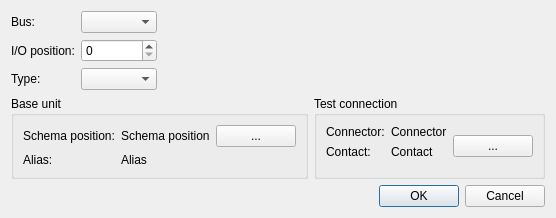
Qt form src/mdttools/mdttesttool/mdtTtTestNodeUnitDialog.ui (scandyna/multidiagtools) before a commit.
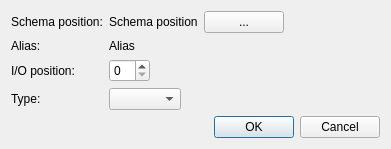
The same form after that commit.

Commit message: Working on test tool: changing DB schema for test part

Diff of the .ui file:
```diff
--- a/src/mdttools/mdttesttool/mdtTtTestNodeUnitDialog.ui
+++ b/src/mdttools/mdttesttool/mdtTtTestNodeUnitDialog.ui
@@ -6,60 +6,17 @@
    <rect>
     <x>0</x>
     <y>0</y>
-    <width>482</width>
-    <height>204</height>
+    <width>391</width>
+    <height>137</height>
    </rect>
   </property>
   <property name="windowTitle">
    <string>Test node unit edition</string>
   </property>
-  <layout class="QGridLayout" name="gridLayout">
-   <item row="0" column="0">
-    <layout class="QFormLayout" name="formLayout_3">
-     <item row="0" column="0">
-      <widget class="QLabel" name="lbBus">
-       <property name="text">
-        <string>Bus:</string>
-       </property>
-      </widget>
-     </item>
-     <item row="0" column="1">
-      <widget class="QComboBox" name="cbBus"/>
-     </item>
-     <item row="1" column="0">
-      <widget class="QLabel" name="lbIoPosition">
-       <property name="text">
-        <string>I/O position:</string>
-       </property>
-      </widget>
-     </item>
-     <item row="1" column="1">
-      <widget class="QSpinBox" name="sbIoPosition"/>
-     </item>
-     <item row="2" column="1">
-      <widget class="QComboBox" name="cbType"/>
-     </item>
-     <item row="2" column="0">
-      <widget class="QLabel" name="lbType">
-       <property name="text">
-        <string>Type:</string>
-       </property>
-      </widget>
-     </item>
-    </layout>
-   </item>
-   <item row="1" column="0" colspan="2">
-    <widget class="QGroupBox" name="gbUnitData">
-     <property name="font">
-      <font>
-       <weight>50</weight>
-       <bold>false</bold>
-      </font>
-     </property>
-     <property name="title">
-      <string>Base unit</string>
-     </property>
-     <layout class="QFormLayout" name="formLayout_2">
+  <layout class="QFormLayout" name="formLayout">
+   <property name="fieldGrowthPolicy">
+    <enum>QFormLayout::ExpandingFieldsGrow</enum>
+   </property>
       <item row="0" column="0">
        <widget class="QLabel" name="lbSchemaPositionLabel">
         <property name="text">
@@ -99,58 +56,27 @@
         </property>
        </widget>
       </item>
-     </layout>
-    </widget>
-   </item>
-   <item row="1" column="2">
-    <widget class="QGroupBox" name="gbTestConnection">
-     <property name="title">
-      <string>Test connection</string>
-     </property>
-     <layout class="QHBoxLayout" name="horizontalLayout_2">
-      <item>
-       <layout class="QFormLayout" name="formLayout">
-        <item row="0" column="0">
-         <widget class="QLabel" name="lbTestConnectorLabel">
+   <item row="2" column="0">
+    <widget class="QLabel" name="lbIoPosition">
           <property name="text">
-           <string>Connector:</string>
+      <string>I/O position:</string>
           </property>
          </widget>
         </item>
-        <item row="0" column="1">
-         <widget class="QLabel" name="lbTestConnector">
-          <property name="text">
-           <string>Connector</string>
-          </property>
-         </widget>
-        </item>
-        <item row="1" column="0">
-         <widget class="QLabel" name="lbContactNameLabel">
+   <item row="2" column="1">
+    <widget class="QSpinBox" name="sbIoPosition"/>
+   </item>
+   <item row="3" column="0">
+    <widget class="QLabel" name="lbType">
           <property name="text">
-           <string>Contact:</string>
+      <string>Type:</string>
           </property>
          </widget>
         </item>
-        <item row="1" column="1">
-         <widget class="QLabel" name="lbContactName">
-          <property name="text">
-           <string>Contact</string>
-          </property>
-         </widget>
-        </item>
-       </layout>
-      </item>
-      <item>
-       <widget class="QPushButton" name="pbSelectTestConnection">
-        <property name="text">
-         <string>...</string>
-        </property>
-       </widget>
-      </item>
-     </layout>
-    </widget>
-   </item>
-   <item row="2" column="1" colspan="2">
+   <item row="3" column="1">
+    <widget class="QComboBox" name="cbType"/>
+   </item>
+   <item row="4" column="1">
     <widget class="QDialogButtonBox" name="buttonBox">
      <property name="orientation">
       <enum>Qt::Horizontal</enum>
```
Lines whose indentation alone changed are shown as unchanged. The commit also changes 17 other files.
